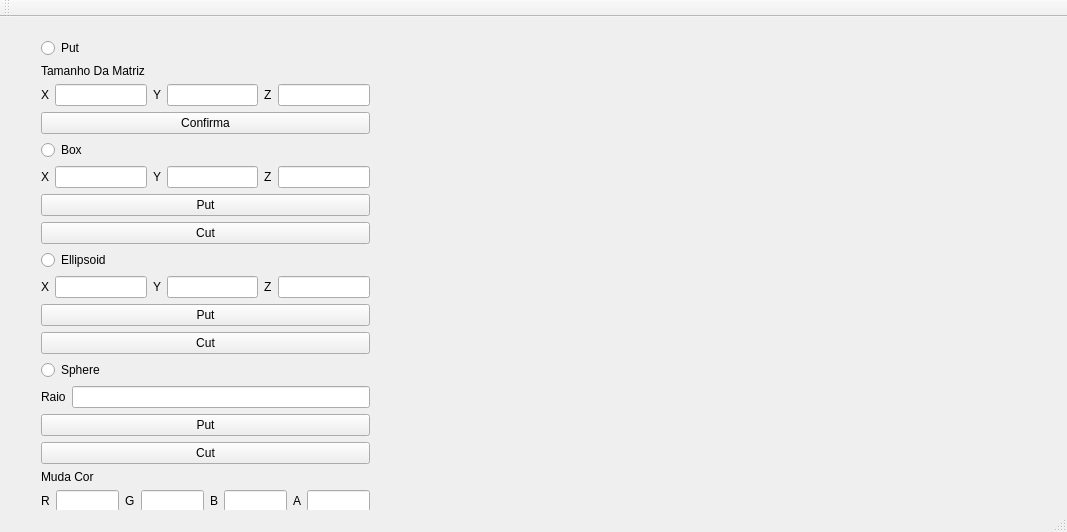
ipolinha/projeto_III, file mainwindow.ui: the form before one commit.
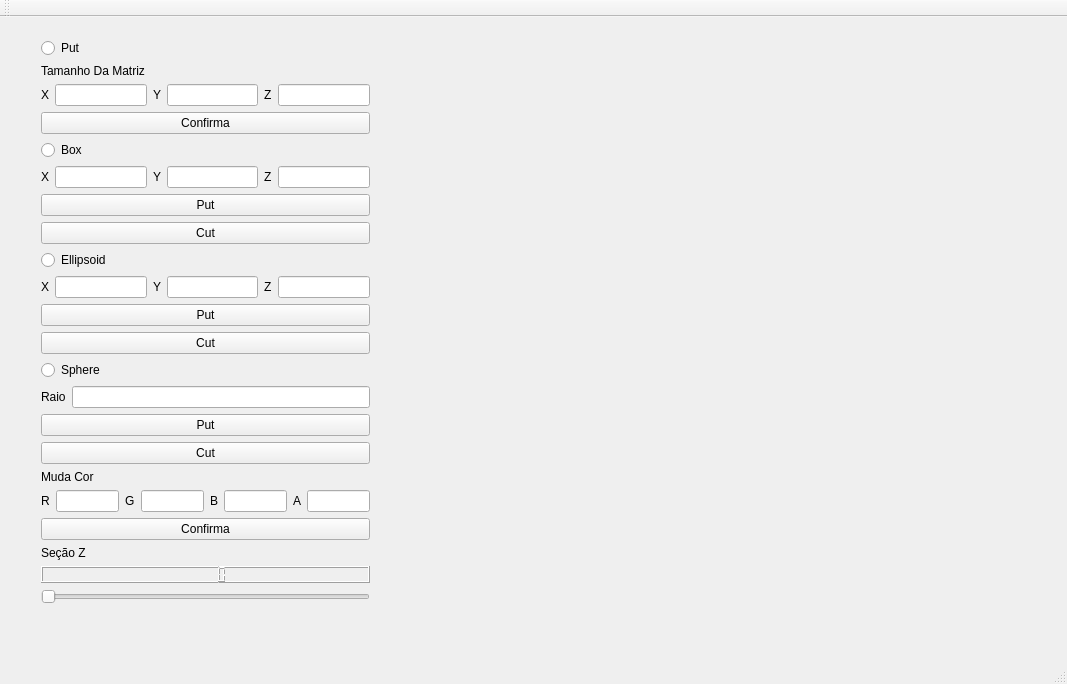
The form after the commit. Custom widgets are drawn as their Qt base class.

What changed in the file:
```diff
--- a/mainwindow.ui
+++ b/mainwindow.ui
@@ -7,7 +7,7 @@
     <x>0</x>
     <y>0</y>
     <width>1067</width>
-    <height>532</height>
+    <height>684</height>
    </rect>
   </property>
   <property name="windowTitle">
@@ -305,23 +305,16 @@
                    </property>
                   </widget>
                  </item>
+                 <item>
+                  <widget class="QLCDNumber" name="lcdNumber"/>
+                 </item>
                  <item>
                   <widget class="QSlider" name="horizontalSliderZTela">
-                   <property name="enabled">
-                    <bool>true</bool>
-                   </property>
                    <property name="orientation">
                     <enum>Qt::Horizontal</enum>
                    </property>
                   </widget>
                  </item>
-                 <item>
-                  <widget class="QLCDNumber" name="lcdNumber">
-                   <property name="enabled">
-                    <bool>true</bool>
-                   </property>
-                  </widget>
-                 </item>
                 </layout>
                </item>
               </layout>
@@ -339,8 +332,8 @@
    <widget class="Plotter" name="plotter" native="true">
     <property name="geometry">
      <rect>
-      <x>390</x>
-      <y>-20</y>
+      <x>409</x>
+      <y>9</y>
       <width>321</width>
       <height>471</height>
      </rect>
```
Left out of the diff: 10 changed lines with no effect on the pictures.
